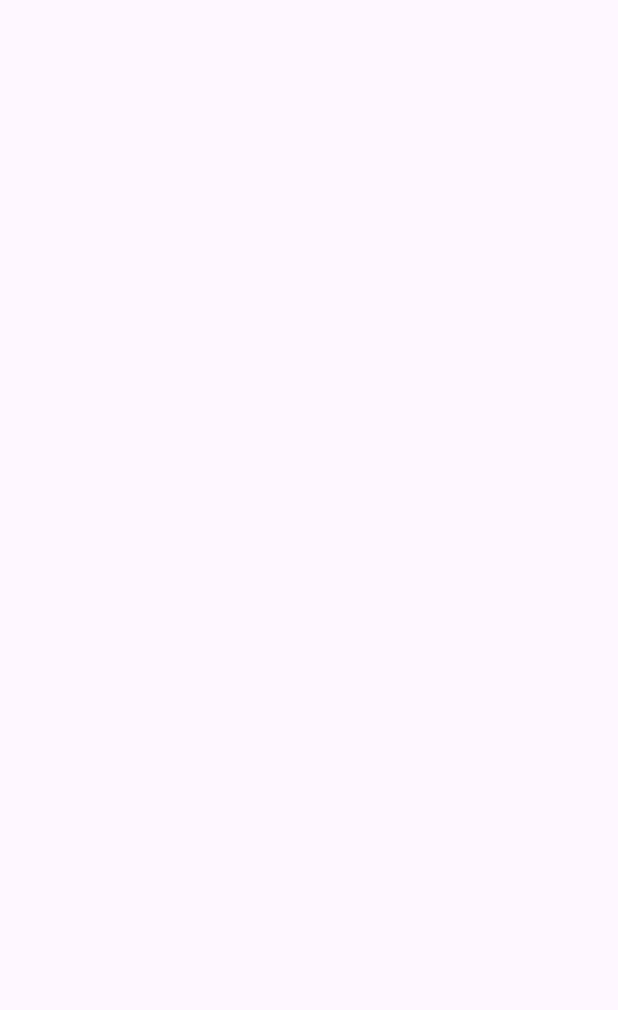
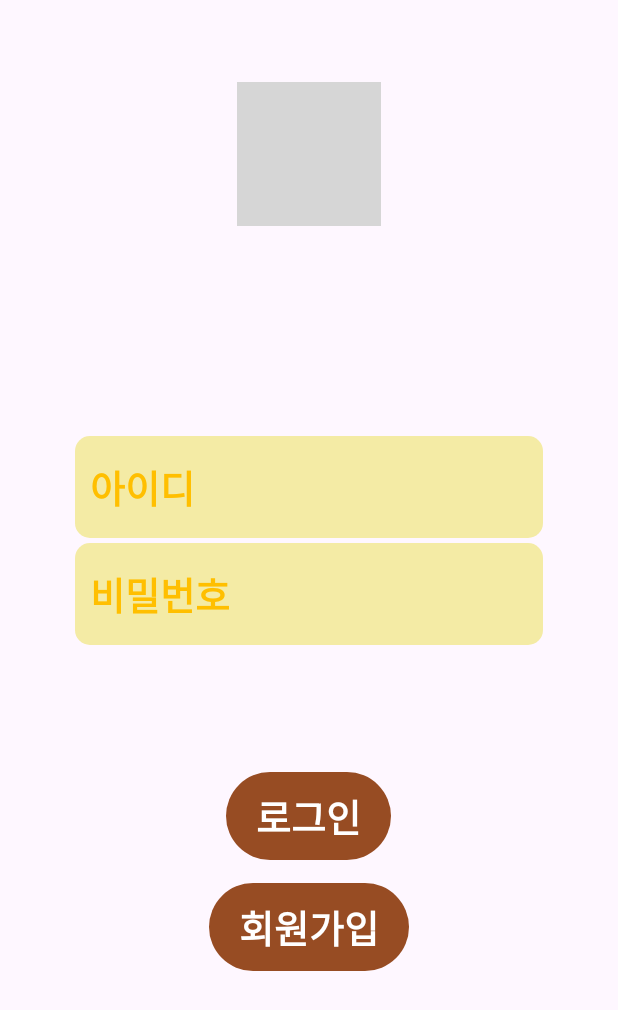
Before and after one commit to NBC-SNS-Team8/TastoryApp, an Android app: the LoginActivity screen opened directly, with no data from a screen before it, on a phone screen of 412 x 824 dp. Before the commit the part shown is empty. Shown: the top 1010 px of the screen. Run offline under Robolectric (Android 15) with nearby library versions, the phone set to English and light mode, and no system bars; grey boxes are pictures that could not be loaded.

Commit message:
Design: login 페이지 xml
Linear Layout으로 로고/입력/버튼 세 부분 정렬
입력/버튼은 Constraint Layout으로 배경색 넣음

```diff
--- /dev/null
+++ b/app/src/main/res/drawable/btn_back.xml
@@ -0,0 +1,21 @@
+<?xml version="1.0" encoding="utf-8"?>
+<selector xmlns:android="http://schemas.android.com/apk/res/android">
+
+    <item android:state_pressed="true">
+        <shape android:shape="rectangle">
+            <solid android:color="@color/yellow"/>
+            <corners android:radius="40dp"/>
+            <padding android:top="10dp" android:bottom="10dp" android:left="20dp" android:right="20dp"/>
+        </shape>
+
+    </item>
+
+    <item>
+        <shape android:shape="rectangle">
+            <solid android:color="@color/brown"/>
+            <corners android:radius="40dp"/>
+            <padding android:top="10dp" android:bottom="10dp" android:left="20dp" android:right="20dp"/>
+        </shape>
+    </item>
+
+</selector>
--- /dev/null
+++ b/app/src/main/res/drawable/tv_back.xml
@@ -0,0 +1,12 @@
+<?xml version="1.0" encoding="utf-8"?>
+<selector xmlns:android="http://schemas.android.com/apk/res/android">
+
+    <item>
+        <shape android:shape="rectangle">
+            <solid android:color="@color/light_yellow"/>
+            <corners android:radius="10dp"/>
+            <padding android:top="15dp" android:bottom="15dp" android:left="10dp" android:right="10dp"/>
+        </shape>
+    </item>
+
+</selector>
--- a/app/src/main/res/layout/activity_login.xml
+++ b/app/src/main/res/layout/activity_login.xml
@@ -6,4 +6,138 @@
     android:layout_height="match_parent"
     tools:context=".LoginActivity">
 
+    <LinearLayout
+        android:id="@+id/ll_login_wrap"
+        android:layout_width="match_parent"
+        android:layout_height="match_parent"
+        android:orientation="vertical"
+        android:weightSum="8">
+
+
+        <LinearLayout
+            android:id="@+id/ll_login_logo"
+            style="@style/LinearLayoutVertical"
+
+            android:layout_weight="2">
+
+            <ImageView
+                android:id="@+id/iv_login_logo"
+                android:layout_width="wrap_content"
+                android:layout_height="wrap_content"
+                android:src="@drawable/tastory_logo_light" />
+
+        </LinearLayout>
+
+        <LinearLayout
+            android:id="@+id/ll_login_input"
+            style="@style/LinearLayoutVertical"
+
+            android:layout_weight="3">
+
+            <androidx.constraintlayout.widget.ConstraintLayout
+                android:id="@+id/cl_login_id_input"
+                android:layout_width="match_parent"
+                android:layout_height="wrap_content"
+                android:background="@drawable/tv_back"
+                android:layout_marginHorizontal="50dp"
+                >
+
+                <EditText
+                    android:id="@+id/et_login_id"
+                    android:layout_width="wrap_content"
+                    android:layout_height="wrap_content"
+                    style="@style/EditTextIdPw"
+                    android:hint="@string/id"
+
+                    app:layout_constraintTop_toTopOf="parent"
+                    app:layout_constraintLeft_toLeftOf="parent"
+                    app:layout_constraintRight_toRightOf="parent"
+                    />
+
+            </androidx.constraintlayout.widget.ConstraintLayout>
+
+
+            <androidx.constraintlayout.widget.ConstraintLayout
+                android:id="@+id/cl_login_pw_input"
+                android:layout_width="match_parent"
+                android:layout_height="wrap_content"
+                android:background="@drawable/tv_back"
+                android:layout_marginTop="3dp"
+                android:layout_marginHorizontal="50dp"
+                >
+
+                <EditText
+                    android:id="@+id/et_login_pw"
+                    android:layout_width="wrap_content"
+                    android:layout_height="wrap_content"
+                    style="@style/EditTextIdPw"
+                    android:hint="@string/pw"
+                    android:inputType="textPassword"
+
+                    app:layout_constraintBottom_toBottomOf="parent"
+                    app:layout_constraintLeft_toLeftOf="parent"
+                    app:layout_constraintRight_toRightOf="parent"
+                    />
+
+            </androidx.constraintlayout.widget.ConstraintLayout>
+
+        </LinearLayout>
+
+
+        <LinearLayout
+            android:id="@+id/ll_login_btn"
+            style="@style/LinearLayoutVertical"
+            android:gravity="center_horizontal"
+
+            android:layout_weight="3">
+
+            <androidx.constraintlayout.widget.ConstraintLayout
+                android:id="@+id/cl_login_btn"
+                android:layout_width="wrap_content"
+                android:layout_height="wrap_content"
+                android:background="@drawable/btn_back"
+                >
+
+                <TextView
+                    android:id="@+id/tv_login_btn"
+                    android:layout_width="wrap_content"
+                    android:layout_height="wrap_content"
+                    style="@style/BtnText"
+                    android:text="@string/login_btn"
+
+                    app:layout_constraintTop_toTopOf="parent"
+                    app:layout_constraintLeft_toLeftOf="parent"
+                    app:layout_constraintRight_toRightOf="parent"
+                    />
+
+            </androidx.constraintlayout.widget.ConstraintLayout>
+
+            <androidx.constraintlayout.widget.ConstraintLayout
+                android:id="@+id/cl_login_signup_btn"
+                android:layout_width="wrap_content"
+                android:layout_height="wrap_content"
+                android:background="@drawable/btn_back"
+                android:layout_marginTop="15dp"
+                >
+
+                <TextView
+                    android:id="@+id/tv_login_signup_btn"
+                    android:layout_width="wrap_content"
+                    android:layout_height="wrap_content"
+                    style="@style/BtnText"
+                    android:text="@string/signin_btn"
+
+                    app:layout_constraintTop_toTopOf="parent"
+                    app:layout_constraintLeft_toLeftOf="parent"
+                    app:layout_constraintRight_toRightOf="parent"
+                    />
+
+            </androidx.constraintlayout.widget.ConstraintLayout>
+
+
+        </LinearLayout>
+
+    </LinearLayout>
+
+
 </androidx.constraintlayout.widget.ConstraintLayout>
--- a/app/src/main/res/values/colors.xml
+++ b/app/src/main/res/values/colors.xml
@@ -2,4 +2,7 @@
 <resources>
     <color name="black">#FF000000</color>
     <color name="white">#FFFFFFFF</color>
+    <color name="light_yellow">#D8F3E995</color>
+    <color name="yellow">#FFBF00</color>
+    <color name="brown">#974C23</color>
 </resources>
--- a/app/src/main/res/values/strings.xml
+++ b/app/src/main/res/values/strings.xml
@@ -1,3 +1,8 @@
 <resources>
     <string name="app_name">Tastory</string>
+    <string name="id">아이디</string>
+    <string name="pw">비밀번호</string>
+    <string name="login_btn">로그인</string>
+    <string name="signin_btn">회원가입</string>
+    <string name="line">----------------------------------------</string>
 </resources>
--- /dev/null
+++ b/app/src/main/res/values/style.xml
@@ -0,0 +1,28 @@
+<?xml version="1.0" encoding="utf-8"?>
+<resources>
+    <style name="LinearLayoutVertical">
+        <item name="android:layout_width">match_parent</item>
+        <item name="android:layout_height">0dp</item>
+        <item name="android:orientation">vertical</item>
+        <item name="android:gravity">center</item>
+
+    </style>
+
+    <style name="EditTextIdPw">
+        <item name="android:textSize">25sp</item>
+        <item name="android:textStyle">bold</item>
+        <item name="android:ems">10</item>
+        <item name="android:background">@null</item>
+        <item name="android:textColorHint">@color/yellow</item>
+
+    </style>
+
+    <style name="BtnText">
+        <item name="android:textSize">25sp</item>
+        <item name="android:textStyle">bold</item>
+        <item name="android:textColor">@color/white</item>
+
+    </style>
+
+
+</resources>
```
